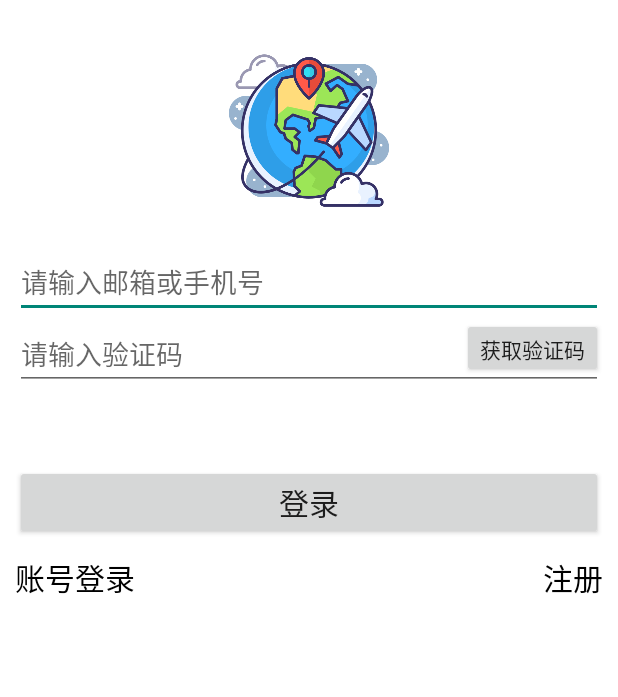
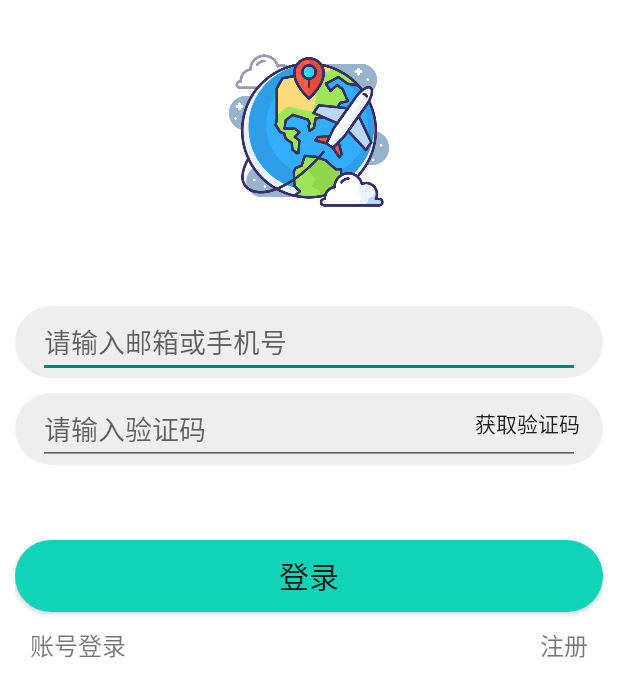
Before and after one commit to jin875421/Travel, an Android app: the CodeLoginActivity screen opened directly, with no data from a screen before it, on a phone screen of 412 x 824 dp. Shown: the top 697 px of the screen. Run offline under Robolectric (Android 15) with nearby library versions, the light colour scheme and no system bars.

Commit message:
更新了登陆界面

```diff
--- a/app/src/main/java/glue502/software/activities/MainActivity.java
+++ b/app/src/main/java/glue502/software/activities/MainActivity.java
@@ -24,12 +24,12 @@ import glue502.software.fragments.CommunityFragment;
 import glue502.software.fragments.FunctionFragment;
 import glue502.software.fragments.PersonalInformationFragment;
 import glue502.software.fragments.RecommendFragment;
-import glue502.software.utils.MyViewUtils;
 
 
 public class MainActivity extends AppCompatActivity {
     //换成自己电脑的ip地址，连接后端需要
-    public static final String ip = "10.7.89.27:8080";
+    //jwh:10.7.89.89:8080
+    public static final String ip = "192.168.155.92:8080";
     private ViewPager2 viewPager2;
     private TabLayout tabLayout;
     private List<Fragment> fragments;
@@ -43,8 +43,6 @@ public class MainActivity extends AppCompatActivity {
         new ClearGlideCacheTask().execute();
         tabLayout = findViewById(R.id.tbl);
         viewPager2 = findViewById(R.id.vp2);
-        //添加沉浸式导航栏
-        MyViewUtils.setImmersiveStatusBar(this,findViewById(R.id.main_root));
         //初始化
         initpages();
         //实例化
--- /dev/null
+++ b/app/src/main/res/drawable/login_submit_button.xml
@@ -0,0 +1,15 @@
+<?xml version="1.0" encoding="utf-8"?>
+<shape xmlns:android="http://schemas.android.com/apk/res/android" >
+
+    <solid android:color="#10D4B9" />
+    <corners android:radius="100dp" />
+    <stroke
+        android:width="0dp"
+        android:color="#000000" />
+
+    <padding
+        android:bottom="0dp"
+        android:left="0dp"
+        android:right="0dp"
+        android:top="0dp" />
+</shape>
--- /dev/null
+++ b/app/src/main/res/drawable/login_text.xml
@@ -0,0 +1,10 @@
+<?xml version="1.0" encoding="utf-8"?>
+<shape xmlns:android="http://schemas.android.com/apk/res/android" >
+
+    <solid android:color="#EEEEEE" />
+    <corners android:radius="100dp" />
+    <stroke
+        android:width="0dp"
+        android:color="#000000" />
+
+</shape>
--- a/app/src/main/res/layout/activity_code_login.xml
+++ b/app/src/main/res/layout/activity_code_login.xml
@@ -20,35 +20,48 @@
         android:layout_width="match_parent"
         android:layout_height="match_parent"
         android:orientation="vertical">
-        <EditText
-            android:id="@+id/edt_email_or_phone"
+        <LinearLayout
             android:layout_width="match_parent"
             android:layout_height="wrap_content"
-            android:hint="请输入邮箱或手机号"
-            />
+            android:orientation="horizontal"
+            android:layout_marginTop="40dp"
+            android:background="@drawable/login_text">
+            <EditText
+                android:id="@+id/edt_email_or_phone"
+                android:layout_width="match_parent"
+                android:layout_height="wrap_content"
+                android:layout_marginLeft="15dp"
+                android:layout_marginRight="15dp"
+                android:hint="请输入邮箱或手机号" />
+        </LinearLayout>
         <FrameLayout
             android:layout_width="match_parent"
-            android:layout_height="wrap_content">
+            android:layout_height="wrap_content"
+            android:layout_marginTop="10dp"
+            android:background="@drawable/login_text">
             <EditText
                 android:id="@+id/edt_code"
                 android:layout_width="match_parent"
                 android:layout_height="wrap_content"
+                android:layout_marginLeft="15dp"
+                android:layout_marginRight="15dp"
                 android:layout_toLeftOf="@+id/btn_gaincode"
-                android:hint="请输入验证码"
-                />
+                android:hint="请输入验证码" />
 
             <Button
                 android:id="@+id/btn_gaincode"
                 android:layout_width="wrap_content"
                 android:layout_height="40dp"
+                android:background="#00000000"
                 android:layout_gravity="top|right"
-                android:text="获取验证码" />
+                android:text="获取验证码    " />
         </FrameLayout>
         <Button
             android:id="@+id/btn_login"
             android:layout_width="match_parent"
             android:layout_height="wrap_content"
             android:layout_marginTop="50dp"
+            android:background="@drawable/login_submit_button"
             android:text="登录"
             android:textSize="20dp"/>
         <RelativeLayout
@@ -60,17 +73,17 @@
                 android:layout_width="wrap_content"
                 android:layout_height="wrap_content"
                 android:layout_marginTop="10dp"
+                android:layout_marginLeft="10dp"
                 android:text="账号登录"
-                android:textSize="20dp"
-                android:textColor="@color/black"/>
+                android:textSize="16dp" />
             <TextView
                 android:id="@+id/txt_register"
                 android:layout_width="wrap_content"
                 android:layout_height="wrap_content"
                 android:layout_marginTop="10dp"
+                android:layout_marginRight="10dp"
                 android:text="注册"
-                android:textSize="20dp"
-                android:textColor="@color/black"
+                android:textSize="16dp"
                 android:layout_alignParentRight="true"/>
 
         </RelativeLayout>
--- a/app/src/main/res/layout/activity_comment_list_adapter.xml
+++ b/app/src/main/res/layout/activity_comment_list_adapter.xml
@@ -24,6 +24,7 @@
         android:layout_marginLeft="10dp"
         android:layout_width="match_parent"
         android:layout_height="wrap_content"
+        android:layout_marginTop="-1dp"
         android:layout_marginBottom="13dp"
         android:orientation="vertical">
 
@@ -31,6 +32,8 @@
           android:id="@+id/username"
           android:layout_width="wrap_content"
           android:layout_height="wrap_content"
+          android:textColor="@color/black"
+          android:textStyle="bold"
           android:text="用户名 "
           android:textSize="14sp" />
 
@@ -38,7 +41,8 @@
           android:id="@+id/time"
           android:layout_width="wrap_content"
           android:layout_height="wrap_content"
-          android:layout_marginTop="5dp"
+          android:textColor="@color/black"
+          android:layout_marginTop="2dp"
           android:text="2003年11月29日"
           android:textSize="10sp" />
 
--- a/app/src/main/res/layout/activity_post_display.xml
+++ b/app/src/main/res/layout/activity_post_display.xml
@@ -16,9 +16,8 @@
             android:id="@+id/btn_back"
             android:src="@drawable/back"
             android:layout_alignParentLeft="true"
-            android:layout_centerVertical="true"
-            android:layout_width="30dp"
-            android:layout_height="30dp" />
+            android:layout_width="50dp"
+            android:layout_height="50dp" />
     </RelativeLayout>
     <ScrollView
         android:layout_width="match_parent"
@@ -110,11 +109,6 @@
                 android:layout_marginRight="15dp"
                 android:hint="请友好交流哦" />
         </LinearLayout>
-<!--        <Button-->
-<!--            android:id="@+id/submit"-->
-<!--            android:layout_width="70dp"-->
-<!--            android:layout_height="match_parent"-->
-<!--            android:text="提交"/>-->
         <LinearLayout
             android:layout_width="wrap_content"
             android:layout_height="wrap_content"
--- a/app/src/main/res/values/colors.xml
+++ b/app/src/main/res/values/colors.xml
@@ -9,4 +9,6 @@
     <color name="white">#FFFFFFFF</color>
     <color name="green">#10D4B9</color>
     <color name="theme_color">#AFDAE3</color>
+    <color name="orange">#EB8F3B</color>
+    <color name="blue">#009688</color>
 </resources>
```
